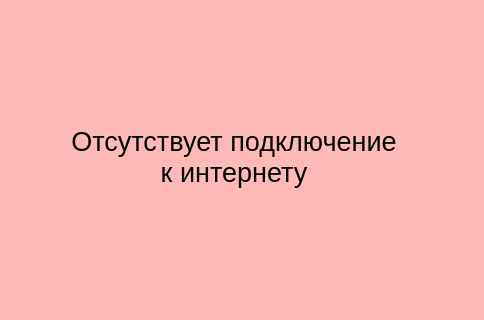
The window that qt/non_wifi.ui (andrei-229/valanter_app) describes before a commit, drawn with Qt 5; both pictures show x 0 to 484 and y 133 to 453 of the 800 by 600 pixel window.
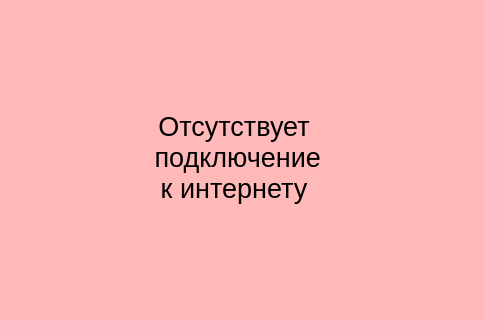
The same window after the commit. Icons and pictures are not drawn.

```diff
--- a/qt/non_wifi.ui
+++ b/qt/non_wifi.ui
@@ -68,7 +68,8 @@
         <string>&lt;html&gt;&lt;head/&gt;&lt;body&gt;&lt;p align=&quot;center&quot;&gt;&lt;br/&gt;&lt;/p&gt;&lt;/body&gt;&lt;/html&gt;</string>
        </property>
        <property name="text">
-        <string>Отсутствует подключение 
+        <string>Отсутствует
+ подключение 
 к интернету</string>
        </property>
        <property name="alignment">
```
